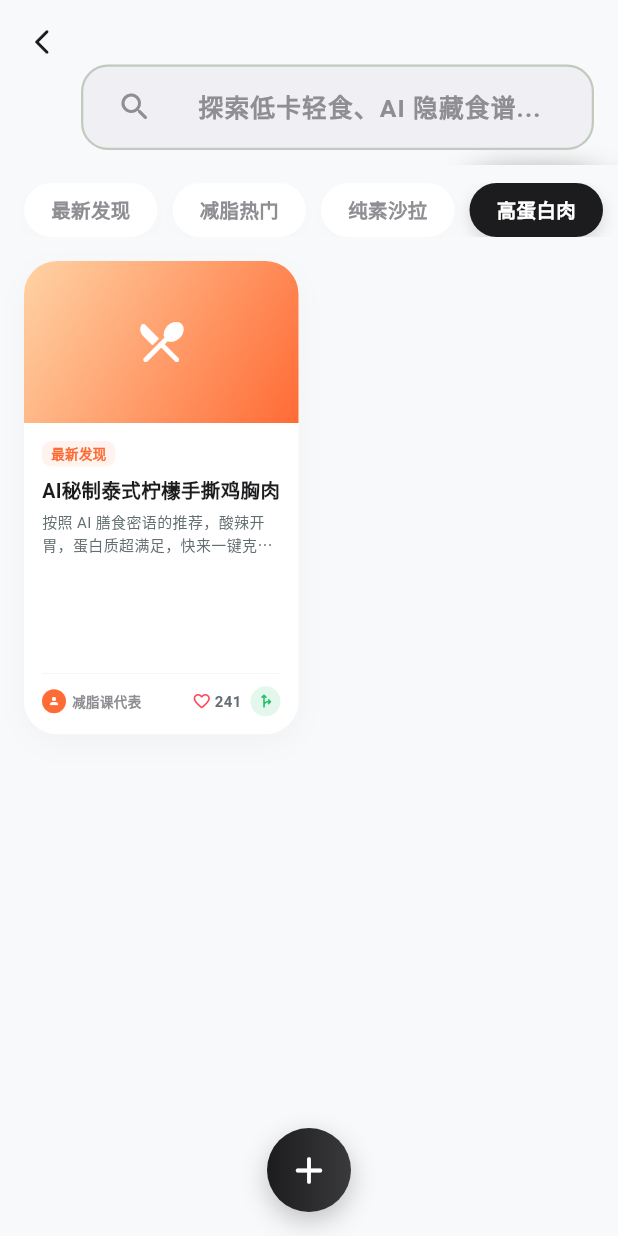
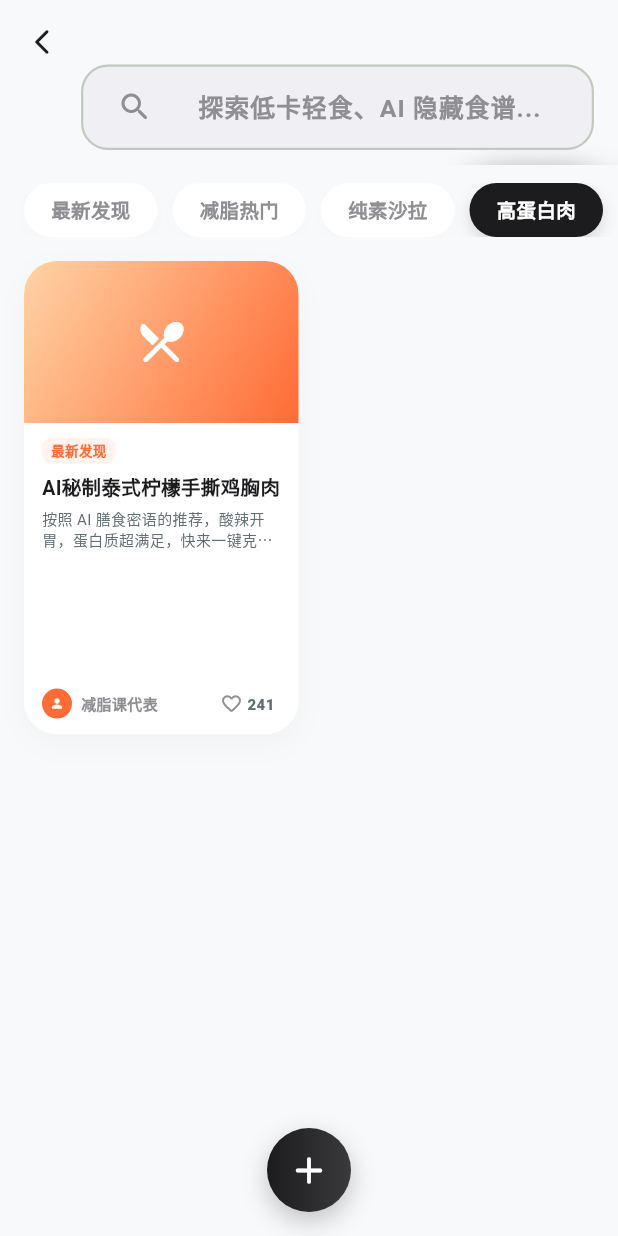
Before and after one commit to shmzl1/FlavorLog-Project, a Flutter app: the CommunityPage screen opened by its route, after a tap on "减脂热门", after a tap on "纯素沙拉", after a tap on "高蛋白肉", on a phone screen of 412 x 824 dp. Run offline on Flutter 3.47's test engine with Material 3 defaults, Android fonts, the phone set to English and light mode, and no system bars; our stand-ins replace camera, dio, flutter_secure_storage, get, image_picker, permission_handler and 1 more; missing offline and left inert: record; accounts and stored records are empty; network calls fail.

Commit message:
社区ui再次优化

```diff
--- a/frontend/lib/pages/community/community_page.dart
+++ b/frontend/lib/pages/community/community_page.dart
@@ -208,70 +208,27 @@ class _PostCard extends StatelessWidget {
             ),
             Expanded(
               child: Padding(
-                padding: const EdgeInsets.all(12),
+                padding: const EdgeInsets.fromLTRB(12, 10, 12, 10),
                 child: Column(
                   crossAxisAlignment: CrossAxisAlignment.start,
                   children: [
-                    _TagPill(label: post.tags.isEmpty ? '灵感' : post.tags.first),
+                    _TagPill(label: post.tags.isEmpty ? '\u7075\u611f' : post.tags.first),
                     const SizedBox(height: 6),
                     Text(
                       post.title,
                       style: const TextStyle(fontSize: 13, fontWeight: FontWeight.bold, color: Color(0xFF1C1C1E)),
-                      maxLines: 1,
+                      maxLines: 2,
                       overflow: TextOverflow.ellipsis,
                     ),
                     const SizedBox(height: 4),
                     Text(
                       post.content,
-                      style: const TextStyle(fontSize: 10, color: Color(0xFF636E72), height: 1.4),
+                      style: const TextStyle(fontSize: 10, color: Color(0xFF636E72), height: 1.35),
                       maxLines: 2,
                       overflow: TextOverflow.ellipsis,
                     ),
                     const Spacer(),
-                    const Divider(height: 1, thickness: 0.5, color: Color(0xFFF2F2F7)),
-                    const SizedBox(height: 8),
-                    Row(
-                      children: [
-                        const CircleAvatar(
-                          radius: 8,
-                          backgroundColor: Color(0xFFFF6B35),
-                          child: Icon(Icons.person, size: 8, color: Colors.white),
-                        ),
-                        const SizedBox(width: 4),
-                        Expanded(
-                          child: Text(
-                            post.authorName,
-                            style: const TextStyle(fontSize: 9, color: Color(0xFF8E8E93), fontWeight: FontWeight.bold),
-                            maxLines: 1,
-                            overflow: TextOverflow.ellipsis,
-                          ),
-                        ),
-                        InkWell(
-                          onTap: () => controller.togglePostLike(post),
-                          child: Icon(
-                            post.liked ? Icons.favorite_rounded : Icons.favorite_border_rounded,
-                            color: const Color(0xFFFF4757),
-                            size: 13,
-                          ),
-                        ),
-                        const SizedBox(width: 2),
-                        Text('${post.likeCount}', style: const TextStyle(fontSize: 10, color: Color(0xFF636E72), fontWeight: FontWeight.bold)),
-                        const SizedBox(width: 6),
-                        InkWell(
-                          onTap: () async {
-                            final ok = await controller.sharePost(post);
-                            if (ok) {
-                              Get.snackbar('已 Fork', '已记录这条灵感，稍后可以继续整理成菜谱。');
-                            }
-                          },
-                          child: Container(
-                            padding: const EdgeInsets.all(4),
-                            decoration: BoxDecoration(color: const Color(0xFF20BF6B).withOpacity(0.12), shape: BoxShape.circle),
-                            child: const Icon(Icons.fork_right_rounded, color: Color(0xFF20BF6B), size: 12),
-                          ),
-                        ),
-                      ],
-                    ),
+                    _PostCardFooter(post: post, controller: controller),
                   ],
                 ),
               ),
@@ -279,6 +236,58 @@ class _PostCard extends StatelessWidget {
           ],
         ),
       ),
+    );
+  }
+}
+
+class _PostCardFooter extends StatelessWidget {
+  const _PostCardFooter({required this.post, required this.controller});
+
+  final CommunityPostModel post;
+  final CommunityController controller;
+
+  @override
+  Widget build(BuildContext context) {
+    final displayId = post.authorName.trim().isEmpty ? 'ID ${post.id.abs()}' : post.authorName.trim();
+    return Row(
+      children: [
+        const CircleAvatar(
+          radius: 10,
+          backgroundColor: Color(0xFFFF6B35),
+          child: Icon(Icons.person, size: 10, color: Colors.white),
+        ),
+        const SizedBox(width: 6),
+        Expanded(
+          child: Text(
+            displayId,
+            style: const TextStyle(fontSize: 10, color: Color(0xFF8E8E93), fontWeight: FontWeight.w700),
+            maxLines: 1,
+            overflow: TextOverflow.ellipsis,
+          ),
+        ),
+        InkWell(
+          onTap: () => controller.togglePostLike(post),
+          borderRadius: BorderRadius.circular(14),
+          child: Padding(
+            padding: const EdgeInsets.symmetric(horizontal: 4, vertical: 3),
+            child: Row(
+              mainAxisSize: MainAxisSize.min,
+              children: [
+                Icon(
+                  post.liked ? Icons.favorite_rounded : Icons.favorite_border_rounded,
+                  color: post.liked ? const Color(0xFFFF4757) : const Color(0xFF8E8E93),
+                  size: 15,
+                ),
+                const SizedBox(width: 3),
+                Text(
+                  '${post.likeCount}',
+                  style: const TextStyle(fontSize: 10, color: Color(0xFF636E72), fontWeight: FontWeight.w800),
+                ),
+              ],
+            ),
+          ),
+        ),
+      ],
     );
   }
 }
```
Also changed, not shown: frontend/lib/pages/community/community_detail_page.dart (+108 -15 lines), docs/image/分工安排/1780389698529.png (added), docs/image/分工安排/1780389840390.png (added), 1 other file.
